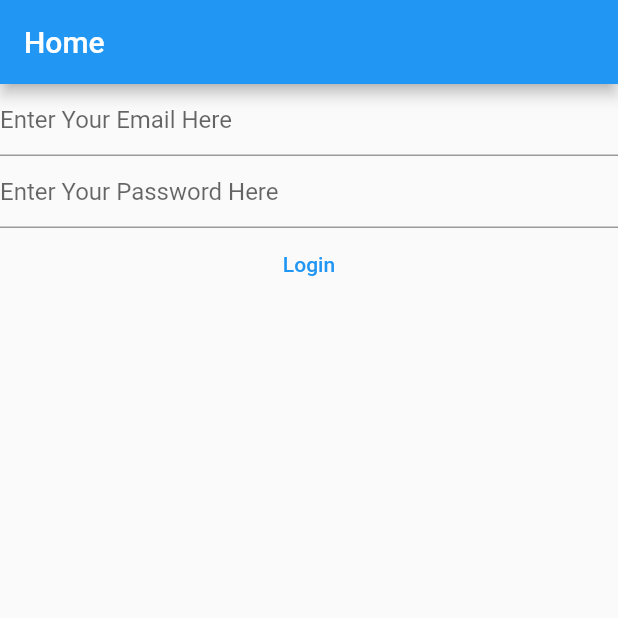
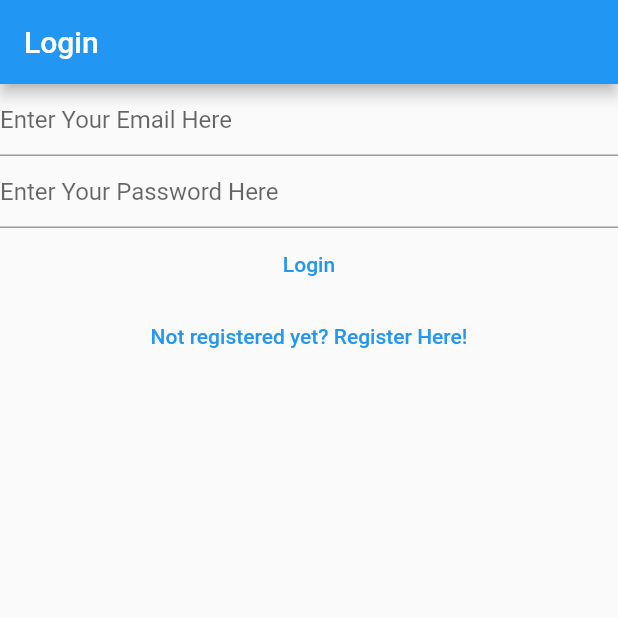
Before and after one commit to vansh-rgb/mynotes, a Flutter app: the screen it shows after launch, on a phone screen of 412 x 824 dp, the top half of it. Run offline on Flutter 3.47's test engine with Material 2 defaults, Android fonts, the phone set to English and light mode, and no system bars; our stand-ins replace firebase_auth, firebase_core; accounts and stored records are empty.

Commit message:
Linked Register and Login View

```diff
--- a/lib/main.dart
+++ b/lib/main.dart
@@ -20,6 +20,10 @@ class MyApp extends StatelessWidget {
         primarySwatch: Colors.blue,
       ),
       home: const HomePage(),
+      routes: {
+        '/login/': (context) => const LoginView(),
+        '/register/': (context) => const RegisterView(),
+      },
     );
   }
 }
@@ -29,11 +33,7 @@ class HomePage extends StatelessWidget {
 
   @override
   Widget build(BuildContext context) {
-    return Scaffold(
-      appBar: AppBar(
-        title: const Text('Home'),
-      ),
-      body: FutureBuilder(
+    return FutureBuilder(
       future: Firebase.initializeApp(
         options: DefaultFirebaseOptions.currentPlatform,
       ),
@@ -50,35 +50,9 @@ class HomePage extends StatelessWidget {
             return const LoginView();
 
           default:
-              return const Text('Loading...');
+            return const CircularProgressIndicator();
         }
       },
-      ),
     );
   }
 }
-
-class VerifyEmailView extends StatefulWidget {
-  const VerifyEmailView({super.key});
-
-  @override
-  State<VerifyEmailView> createState() => _VerifyEmailViewState();
-}
-
-class _VerifyEmailViewState extends State<VerifyEmailView> {
-  @override
-  Widget build(BuildContext context) {
-    return Column(
-      children: [
-        const Text('Please verify your email address:'),
-        TextButton(
-          onPressed: () async {
-            final user = FirebaseAuth.instance.currentUser;
-            await user?.sendEmailVerification();
-          },
-          child: const Text('Send Email Verification'),
-        )
-      ],
-    );
-  }
-}
--- a/lib/views/login_view.dart
+++ b/lib/views/login_view.dart
@@ -30,7 +30,9 @@ class _LoginViewState extends State<LoginView> {
 
   @override
   Widget build(BuildContext context) {
-    return Column(
+    return Scaffold(
+      appBar: AppBar(title: const Text('Login')),
+      body: Column(
         children: [
           TextField(
             controller: _email,
@@ -65,7 +67,17 @@ class _LoginViewState extends State<LoginView> {
             },
             child: const Text("Login"),
           ),
+          TextButton(
+            onPressed: () {
+              Navigator.of(context).pushNamedAndRemoveUntil(
+                '/register/',
+                (route) => false,
+              );
+            },
+            child: const Text('Not registered yet? Register Here!'),
+          ),
         ],
+      ),
     );
   }
 }
--- a/lib/views/register_view.dart
+++ b/lib/views/register_view.dart
@@ -31,14 +31,19 @@ class _RegisterViewState extends State<RegisterView> {
 
   @override
   Widget build(BuildContext context) {
-    return Column(
+    return Scaffold(
+      appBar: AppBar(
+        title: const Text('Register'),
+      ),
+      body: Column(
         children: [
           TextField(
             controller: _email,
             autocorrect: false,
             enableSuggestions: false,
             keyboardType: TextInputType.emailAddress,
-          decoration: const InputDecoration(hintText: 'Enter Your Email Here'),
+            decoration:
+                const InputDecoration(hintText: 'Enter Your Email Here'),
           ),
           TextField(
             controller: _password,
@@ -70,7 +75,17 @@ class _RegisterViewState extends State<RegisterView> {
             },
             child: const Text("Register"),
           ),
+          TextButton(
+            onPressed: () {
+              Navigator.of(context).pushNamedAndRemoveUntil(
+                '/login/',
+                (route) => false,
+              );
+            },
+            child: const Text('Already have an account? Login Here!'),
+          ),
         ],
+      ),
     );
   }
 }
```
Also changed, not shown: lib/views/verify_email_view.dart (added, +30 -0 lines). Lines whose indentation alone changed are shown as unchanged.
